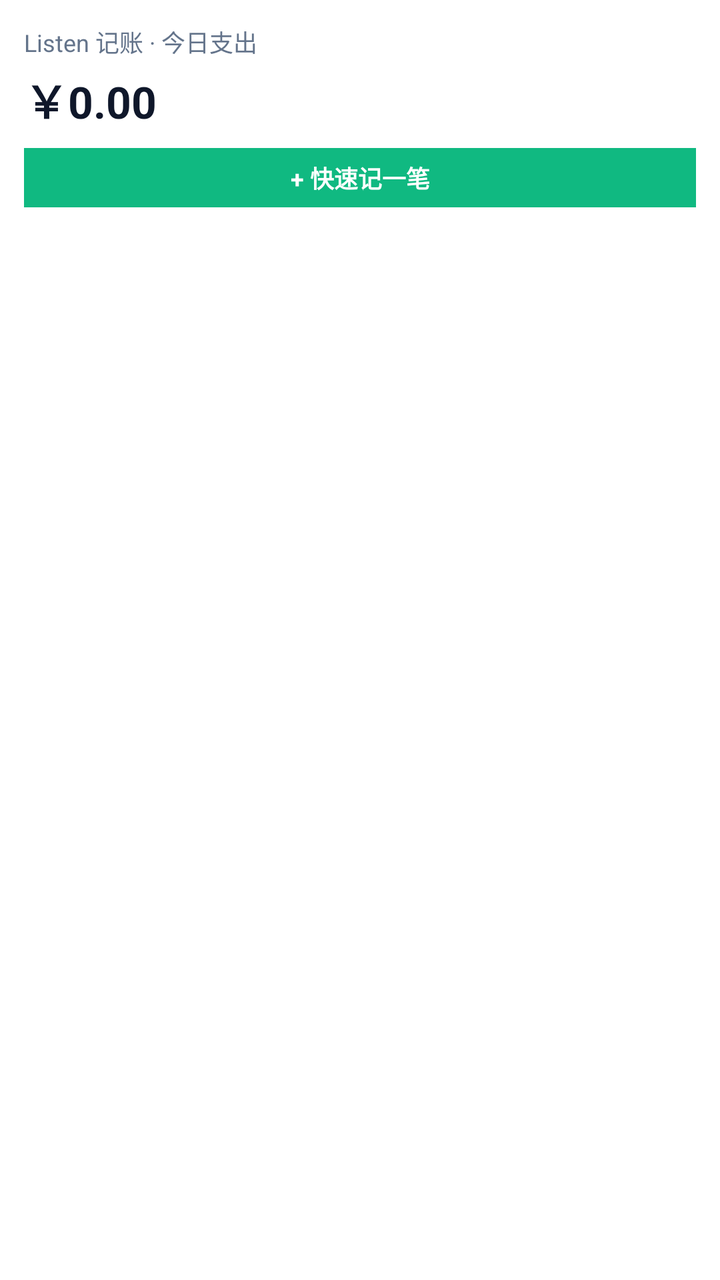
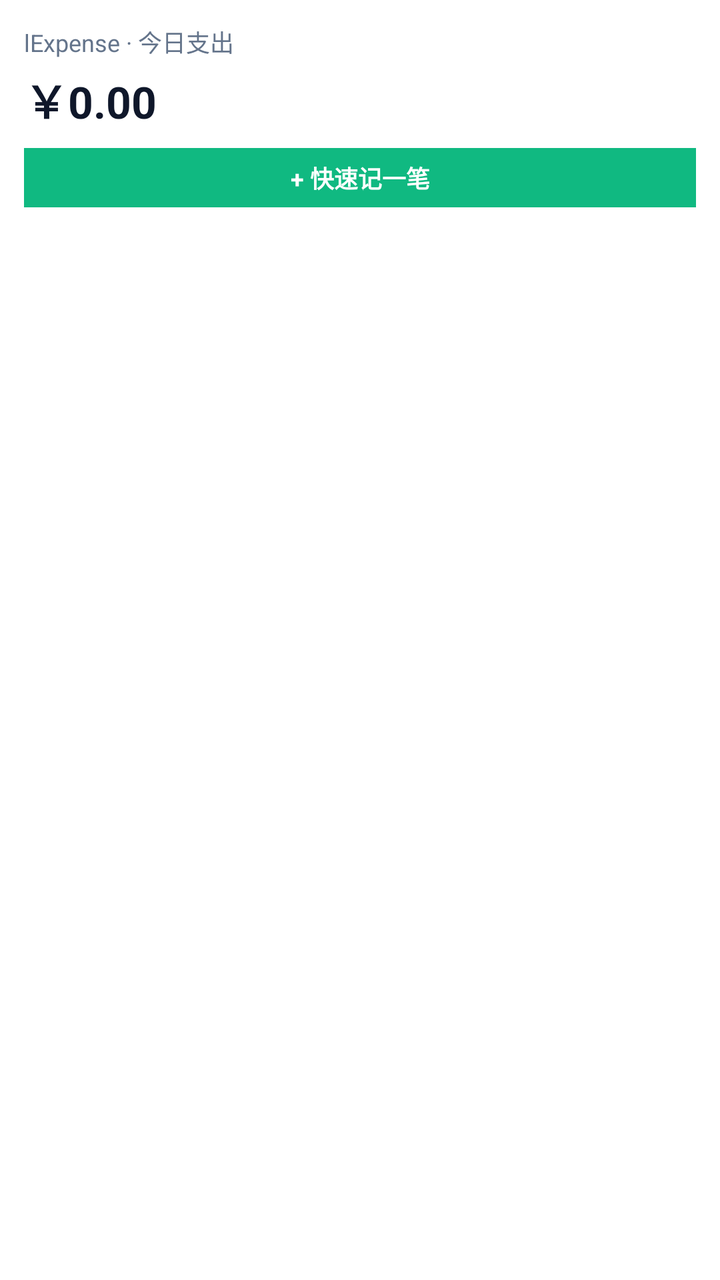

Before-and-after screenshots of an Android layout around one commit, followed by the original layout XML and the change that was made.
<!-- AndroidManifest.xml: application theme Theme.ListenExpenseTracker -->
<!-- res/layout/widget_expense_overview.xml -->
<?xml version="1.0" encoding="utf-8"?>
<LinearLayout xmlns:android="http://schemas.android.com/apk/res/android"
    android:id="@+id/widget_root"
    android:layout_width="match_parent"
    android:layout_height="match_parent"
    android:orientation="vertical"
    android:background="@android:color/white"
    android:padding="12dp">

    <TextView
        android:id="@+id/widget_title"
        android:layout_width="wrap_content"
        android:layout_height="wrap_content"
        android:text="Listen 记账 · 今日支出"
        android:textColor="#64748B"
        android:textSize="12sp" />

    <TextView
        android:id="@+id/widget_amount"
        android:layout_width="wrap_content"
        android:layout_height="wrap_content"
        android:layout_marginTop="4dp"
        android:text="￥0.00"
        android:textColor="#0F172A"
        android:textSize="22sp"
        android:textStyle="bold" />

    <TextView
        android:id="@+id/widget_action_btn"
        android:layout_width="match_parent"
        android:layout_height="wrap_content"
        android:layout_marginTop="8dp"
        android:background="#10B981"
        android:gravity="center"
        android:paddingVertical="6dp"
        android:text="+ 快速记一笔"
        android:textColor="#FFFFFF"
        android:textSize="12sp"
        android:textStyle="bold" />

</LinearLayout>
<!-- resources referenced by this layout -->
<resources>
  <style name="Theme.ListenExpenseTracker" parent="android:Theme.Material.Light.NoActionBar" />
</resources>

<!-- the commit's change to res/layout/widget_expense_overview.xml (unified diff, before → after) -->
@@ -11,7 +11,7 @@
         android:id="@+id/widget_title"
         android:layout_width="wrap_content"
         android:layout_height="wrap_content"
-        android:text="Listen 记账 · 今日支出"
+        android:text="lExpense · 今日支出"
         android:textColor="#64748B"
         android:textSize="12sp" />
 
